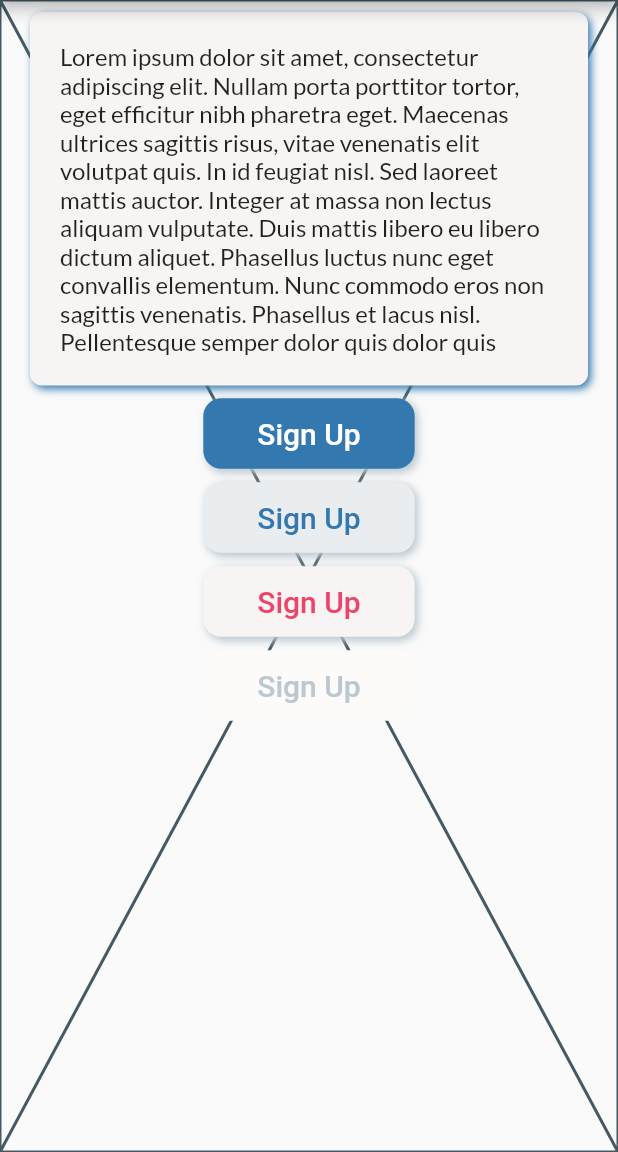
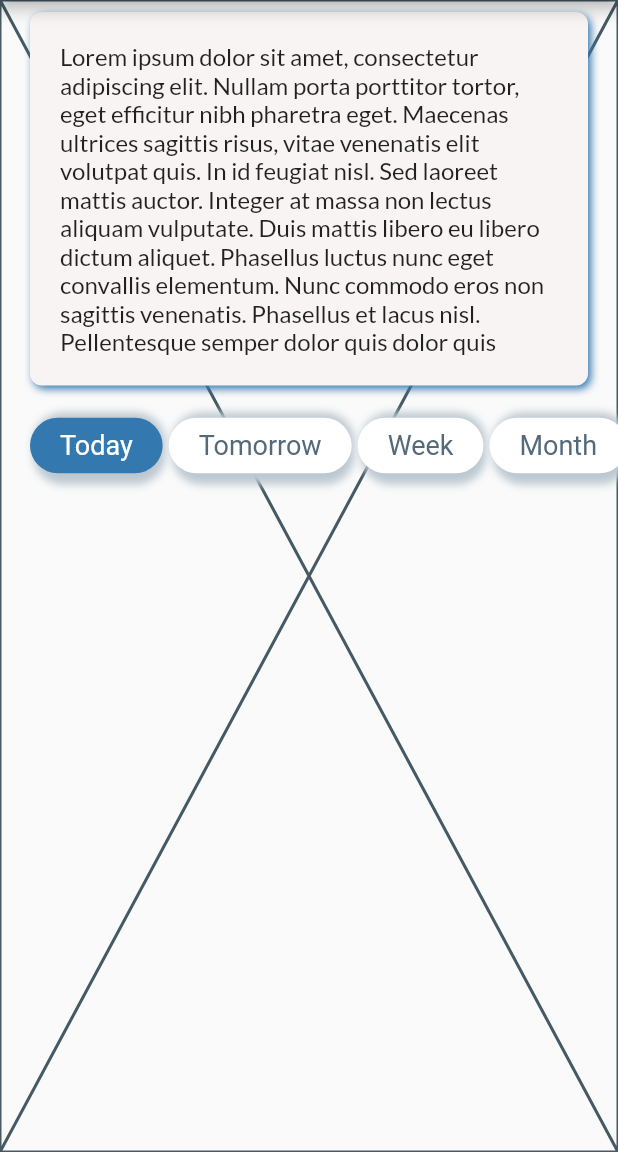
Before and after one commit to ilyin0/horoskope, a Flutter app: the screen it shows after launch, on a phone screen of 412 x 824 dp, the part 84-1236 px from its top. Run offline on Flutter 3.47's test engine with Material 2 defaults, Android fonts, the light colour scheme and no system bars; our stand-ins replace flutter_bloc, get_it, injectable.

Commit message:
feat: add tab names widget

```diff
--- a/lib/presentation/pages/home/home_page.dart
+++ b/lib/presentation/pages/home/home_page.dart
@@ -5,8 +5,8 @@ import 'package:horoskope/presentation/pages/home/home_cubit.dart';
 import 'package:horoskope/presentation/pages/home/home_state.dart';
 import 'package:horoskope/presentation/themes/horoskope_theme.dart';
 import 'package:horoskope/presentation/utils/build_context_ext.dart';
-import 'package:horoskope/presentation/widgets/horoskope_button.dart';
 import 'package:horoskope/presentation/widgets/info_card.dart';
+import 'package:horoskope/presentation/widgets/tab_names.dart';
 
 class HomePage extends StatelessWidget {
   const HomePage({Key? key}) : super(key: key);
@@ -23,7 +23,8 @@ class HomePage extends StatelessWidget {
           body: Stack(
             children: [
               const Placeholder(),
-              Column(
+              SingleChildScrollView(
+                child: Column(
                   crossAxisAlignment: CrossAxisAlignment.center,
                   children: [
                     const SizedBox(height: 8, width: double.infinity),
@@ -35,31 +36,17 @@ class HomePage extends StatelessWidget {
                       ),
                     ),
                     const SizedBox(height: 8),
-                  HoroskopeButton(
-                    child: const Text('Sign Up'),
-                    onTap: () {},
-                    style: HoroskopeTheme.button(context).primary,
+                    TabNames.fromNames(
+                      names: const [
+                        'Today',
+                        'Tomorrow',
+                        'Week',
+                        'Month',
+                      ],
+                      defaultTheme: HoroskopeTheme.button(context),
+                    )
+                  ],
                 ),
-                  const SizedBox(height: 8),
-                  HoroskopeButton(
-                    child: const Text('Sign Up'),
-                    onTap: () {},
-                    style: HoroskopeTheme.button(context).secondary1,
-                  ),
-                  const SizedBox(height: 8),
-                  HoroskopeButton(
-                    child: const Text('Sign Up'),
-                    onTap: () {},
-                    style: HoroskopeTheme.button(context).secondary2,
-                  ),
-                  const SizedBox(height: 8),
-                  HoroskopeButton(
-                    child: const Text('Sign Up'),
-                    onTap: () {},
-                    style: HoroskopeTheme.button(context).disabled,
-                  ),
-                  const SizedBox(height: 8),
-                ],
               ),
             ],
           ),
--- a/lib/presentation/themes/light/src/button_theme.dart
+++ b/lib/presentation/themes/light/src/button_theme.dart
@@ -64,4 +64,38 @@ class _LightHoroskopeButtonTheme implements HoroskopeButtonThemeData {
           shadowColor: MaterialStateProperty.all(_AppColors.transparent),
         ),
       );
+
+  HoroskopeButtonStyle get _tab => _base.copyWith(
+        borderRadius: 20,
+        buttonStyle: _base.buttonStyle.copyWith(
+          padding: MaterialStateProperty.all(
+            const EdgeInsets.symmetric(
+              horizontal: 20,
+              vertical: 8,
+            ),
+          ),
+          overlayColor: MaterialStateProperty.all(_AppColors.transparent),
+          enableFeedback: false,
+        ),
+      );
+
+  @override
+  HoroskopeButtonStyle getPrimaryTab(bool isSelected) {
+    return _tab.copyWith(
+      buttonStyle: _tab.buttonStyle.copyWith(
+        foregroundColor: MaterialStateProperty.all(
+          isSelected ? _AppColors.white : _AppColors.darkElectricBlue,
+        ),
+        backgroundColor: MaterialStateProperty.all(
+          isSelected ? _AppColors.primaryBlue : _AppColors.white,
+        ),
+        textStyle: MaterialStateProperty.all(
+          const TextStyle(
+            fontWeight: FontWeight.normal,
+            fontSize: 18,
+          ),
+        ),
+      ),
+    );
+  }
 }
--- a/lib/presentation/themes/light/src/constants.dart
+++ b/lib/presentation/themes/light/src/constants.dart
@@ -23,4 +23,5 @@ abstract class _AppColors {
   static const isabelline = Color(0xFFF7F4F3);
   static const whiteUltra = Color(0xFFFCFBFA);
   static const transparent = Colors.transparent;
+  static const darkElectricBlue = Color(0xFF546A7B);
 }
--- a/lib/presentation/themes/styles/horoskope_button_style.dart
+++ b/lib/presentation/themes/styles/horoskope_button_style.dart
@@ -27,9 +27,21 @@ class HoroskopeButtonStyle {
     ButtonStyle? buttonStyle,
     double? borderRadius,
   }) {
+    if (borderRadius != null) {
+      return HoroskopeButtonStyle(
+        buttonStyle: (buttonStyle ?? _buttonStyle).copyWith(
+          shape: MaterialStateProperty.all(
+            RoundedRectangleBorder(
+              borderRadius: BorderRadius.circular(borderRadius),
+            ),
+          ),
+        ),
+        borderRadius: borderRadius,
+      );
+    }
     return HoroskopeButtonStyle(
-      buttonStyle: buttonStyle ?? _buttonStyle,
-      borderRadius: borderRadius ?? this.borderRadius,
+      buttonStyle: buttonStyle ?? this.buttonStyle,
+      borderRadius: this.borderRadius,
     );
   }
 }
--- a/lib/presentation/themes/theme/horoskope_button_theme_data.dart
+++ b/lib/presentation/themes/theme/horoskope_button_theme_data.dart
@@ -5,4 +5,6 @@ abstract class HoroskopeButtonThemeData {
   HoroskopeButtonStyle get secondary1;
   HoroskopeButtonStyle get secondary2;
   HoroskopeButtonStyle get disabled;
+
+  HoroskopeButtonStyle getPrimaryTab(bool isSelected);
 }
--- /dev/null
+++ b/lib/presentation/widgets/tab_names.dart
@@ -0,0 +1,144 @@
+import 'package:flutter/material.dart';
+import 'package:horoskope/presentation/themes/horoskope_theme.dart';
+import 'package:horoskope/presentation/themes/styles/horoskope_button_style.dart';
+import 'package:horoskope/presentation/widgets/horoskope_button.dart';
+
+typedef OnTabNameTap = void Function(int);
+typedef TabNameStyle = HoroskopeButtonStyle Function(bool);
+
+class TabName {
+  final String name;
+  final bool isSelected;
+  final TabNameStyle style;
+  final VoidCallback? onTap;
+
+  const TabName({
+    required this.name,
+    required this.isSelected,
+    required this.style,
+    this.onTap,
+  });
+
+  TabName copyWith({
+    String? name,
+    bool? isSelected,
+    TabNameStyle? style,
+    VoidCallback? onTap,
+  }) {
+    return TabName(
+      name: name ?? this.name,
+      isSelected: isSelected ?? this.isSelected,
+      style: style ?? this.style,
+      onTap: onTap ?? this.onTap,
+    );
+  }
+}
+
+const double _defaultVerticalPadding = 8;
+const double _defaultHorizontalPadding = 20;
+const double _defaultSpaceBetweenItems = 4;
+
+class TabNames extends StatefulWidget {
+  final List<TabName> tabNames;
+  final double verticalPadding;
+  final double horizontalPadding;
+  final double spaceBetweenItems;
+
+  const TabNames({
+    Key? key,
+    required this.tabNames,
+    this.verticalPadding = _defaultVerticalPadding,
+    this.horizontalPadding = _defaultHorizontalPadding,
+    this.spaceBetweenItems = _defaultSpaceBetweenItems,
+  }) : super(key: key);
+
+  /// Creates TabNames widget from list of tab names (String)
+  ///
+  /// Note that containing one name several times
+  /// can cause unpredictable behavior
+  TabNames.fromNames({
+    Key? key,
+    required List<String> names,
+    OnTabNameTap? onTabNameTap,
+    int selectedIndex = 0,
+    TabNameStyle? style,
+    HoroskopeButtonThemeData? defaultTheme,
+    this.verticalPadding = _defaultVerticalPadding,
+    this.horizontalPadding = _defaultHorizontalPadding,
+    this.spaceBetweenItems = _defaultSpaceBetweenItems,
+  })  : assert(style != null || defaultTheme != null),
+        assert(selectedIndex < names.length),
+        tabNames = [
+          for (final name in names)
+            TabName(
+              name: name,
+              isSelected: selectedIndex == names.indexOf(name),
+              style: style ?? defaultTheme!.getPrimaryTab,
+              onTap: () => onTabNameTap?.call(names.indexOf(name)),
+            ),
+        ],
+        super(key: key);
+
+  @override
+  State<TabNames> createState() => _TabNamesState();
+}
+
+class _TabNamesState extends State<TabNames> {
+  late final List<TabName> _tabs;
+  late int _selectedIndex;
+
+  void _onTabTap(int index) {
+    if (_selectedIndex == index) return;
+
+    setState(() {
+      _tabs[_selectedIndex] = _tabs[_selectedIndex].copyWith(isSelected: false);
+      _tabs[index] = _tabs[index].copyWith(isSelected: true);
+      _selectedIndex = index;
+
+      _tabs[index].onTap?.call();
+    });
+  }
+
+  @override
+  void initState() {
+    super.initState();
+    _tabs = List.from(widget.tabNames);
+    _selectedIndex = _tabs.indexWhere((tab) => tab.isSelected);
+  }
+
+  @override
+  Widget build(BuildContext context) {
+    return SingleChildScrollView(
+      scrollDirection: Axis.horizontal,
+      physics: const BouncingScrollPhysics(),
+      child: Padding(
+        padding: EdgeInsets.symmetric(vertical: widget.verticalPadding),
+        child: Row(
+          children: [
+            SizedBox(width: widget.horizontalPadding),
+            ..._tabNames(),
+            SizedBox(width: widget.horizontalPadding),
+          ],
+        ),
+      ),
+    );
+  }
+
+  List<Widget> _tabNames() {
+    return [
+      for (int i = 0; i < _tabs.length - 1; i++) ...[
+        HoroskopeButton(
+          child: Text(_tabs[i].name),
+          style: _tabs[i].style.call(_tabs[i].isSelected),
+          onTap: () => _onTabTap(i),
+        ),
+        SizedBox(width: widget.spaceBetweenItems),
+      ],
+      HoroskopeButton(
+        child: Text(_tabs.last.name),
+        style: _tabs.last.style.call(_tabs.last.isSelected),
+        onTap: () => _onTabTap(_tabs.length - 1),
+      ),
+    ];
+  }
+}
```
Lines whose indentation alone changed are shown as unchanged.
